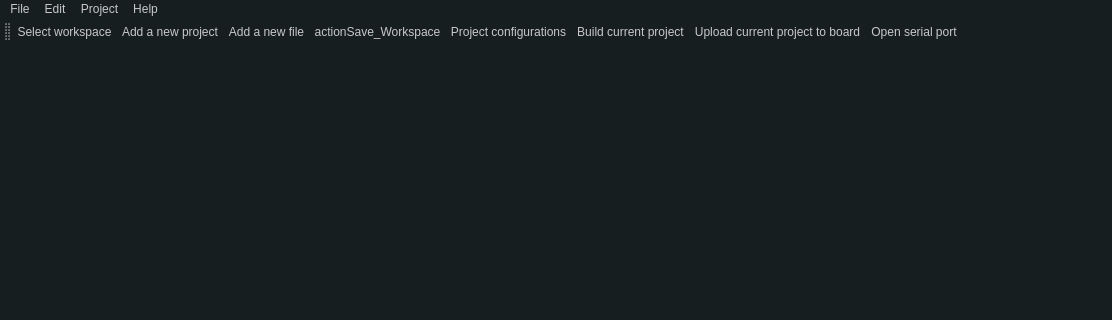
Above: src/mainwindow.ui from aporto/mariamole before the change; both pictures show x 0 to 1112 and y 0 to 320 of the 1112 by 673 pixel window. Below: the same form after it.
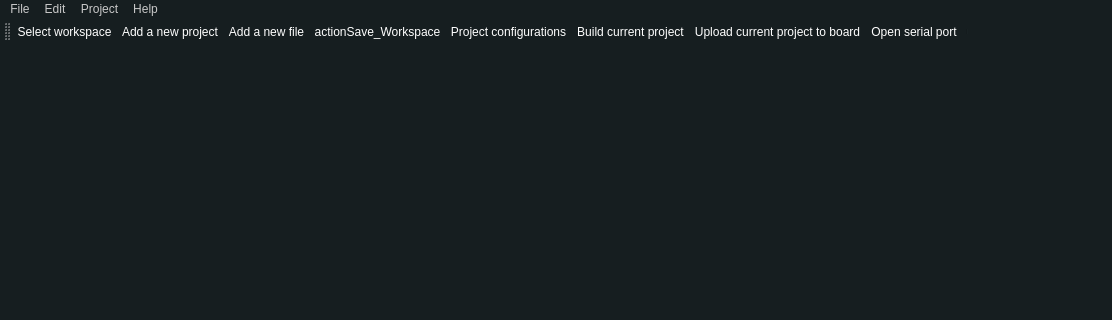
That is the form after the change. Icons and pictures are not drawn.

```diff
--- a/src/mainwindow.ui
+++ b/src/mainwindow.ui
@@ -27,6 +27,32 @@
 	background-color: rgb(22, 30, 32);
 	selection-background-color: rgb(68, 85, 89);
 }
+
+QScrollBar:horizontal {
+     border: 2px solid grey;
+     background: #32CC99;
+     height: 15px;
+     margin: 0px 20px 0 20px;
+ }
+ QScrollBar::handle:horizontal {
+     background: white;
+     min-width: 20px;
+ }
+ QScrollBar::add-line:horizontal {
+     border: 2px solid grey;
+     background: #32CC99;
+     width: 20px;
+     subcontrol-position: right;
+     subcontrol-origin: margin;
+ }
+
+ QScrollBar::sub-line:horizontal {
+     border: 2px solid grey;
+     background: #32CC99;
+     width: 20px;
+     subcontrol-position: left;
+     subcontrol-origin: margin;
+ }
 </string>
   </property>
   <widget class="QWidget" name="centralWidget">
@@ -802,8 +828,10 @@
   </widget>
   <widget class="QToolBar" name="mainToolBar">
    <property name="styleSheet">
-    <string notr="true">background-color: rgb(22, 30, 32);
-border:none;</string>
+    <string notr="true">color: white;
+background-color: rgb(22, 30, 32);
+border:none;
+</string>
    </property>
    <property name="toolButtonStyle">
     <enum>Qt::ToolButtonFollowStyle</enum>
```
Left out of the diff: 3 changed lines with no effect on the pictures.
